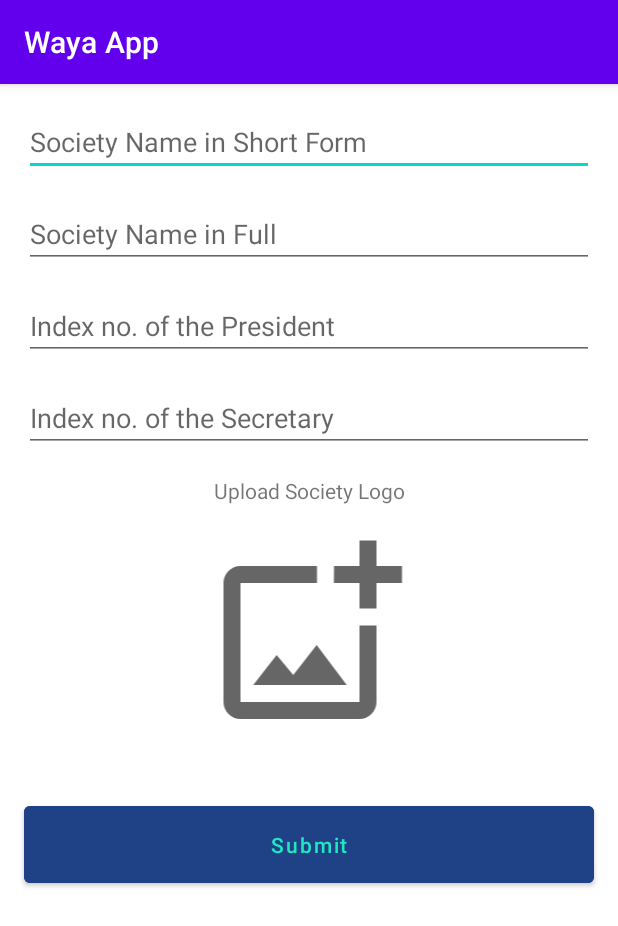
After one commit to sachinthadilshann/WayaApp, an Android app: the CreateSocietyActivity screen opened directly, with no data from a screen before it, on a phone screen of 412 x 824 dp. The commit adds this screen. Shown: the top 926 px of the screen. Run offline under Robolectric (Android 15) with nearby library versions, the phone set to English and light mode, and no system bars; our stand-ins replace Firebase (no records; nobody signed in at launch, a user with empty details on screens opened directly), Picasso; pictures from the network do not load.

Commit message:
Create Society

```diff
--- a/app/src/main/java/com/seproject/wayaapp/MainActivity.java
+++ b/app/src/main/java/com/seproject/wayaapp/MainActivity.java
@@ -10,8 +10,10 @@ import android.os.Bundle;
 import android.view.View;
 import android.widget.RelativeLayout;
 
+import com.seproject.wayaapp.activities.SocietiesActivity;
+
 public class MainActivity extends AppCompatActivity {
-    RelativeLayout PProfile,DDownloads,NNotice,LLMS,AAbout,WWebsite;
+    RelativeLayout PProfile,DDownloads,NNotice,SSocieties,LLMS,AAbout,WWebsite;
 
 
     @Override
@@ -21,6 +23,7 @@ public class MainActivity extends AppCompatActivity {
 
         PProfile = (RelativeLayout) findViewById(R.id.profile);
         DDownloads =(RelativeLayout) findViewById(R.id.Downloads1);
+        SSocieties =(RelativeLayout) findViewById(R.id.societies1);
         NNotice = (RelativeLayout) findViewById(R.id.notice1);
         LLMS = (RelativeLayout) findViewById(R.id.lms);
         WWebsite = (RelativeLayout) findViewById(R.id.website);
@@ -30,6 +33,7 @@ public class MainActivity extends AppCompatActivity {
 
         PProfile.setOnClickListener(v -> startActivity(new Intent(getApplicationContext(),Profile.class)));
         DDownloads.setOnClickListener(v -> startActivity(new Intent(getApplicationContext(),Downloads.class)));
+        SSocieties.setOnClickListener(v -> startActivity(new Intent(getApplicationContext(), SocietiesActivity.class)));
         NNotice.setOnClickListener(v -> startActivity(new Intent(getApplicationContext(),Notice.class)));
         LLMS.setOnClickListener(v -> startActivity(new Intent(getApplicationContext(),LMS.class)));
         WWebsite.setOnClickListener(v -> startActivity(new Intent(getApplicationContext(),Website.class)));
--- /dev/null
+++ b/app/src/main/java/com/seproject/wayaapp/activities/CreateSocietyActivity.java
@@ -0,0 +1,173 @@
+package com.seproject.wayaapp.activities;
+
+import androidx.annotation.NonNull;
+import androidx.appcompat.app.AppCompatActivity;
+
+import android.app.Activity;
+import android.app.ProgressDialog;
+import android.content.Intent;
+import android.net.Uri;
+import android.os.Bundle;
+import android.provider.MediaStore;
+
+import android.view.View;
+import android.widget.Button;
+import android.widget.EditText;
+import android.widget.ImageView;
+import android.widget.ProgressBar;
+import android.widget.Toast;
+
+import com.google.android.gms.tasks.OnFailureListener;
+import com.google.android.gms.tasks.OnSuccessListener;
+import com.google.firebase.auth.FirebaseAuth;
+import com.google.firebase.auth.FirebaseUser;
+import com.google.firebase.firestore.DocumentReference;
+import com.google.firebase.firestore.FirebaseFirestore;
+import com.google.firebase.storage.FirebaseStorage;
+import com.google.firebase.storage.StorageReference;
+import com.google.firebase.storage.UploadTask;
+
+
+
+import com.seproject.wayaapp.R;
+
+import com.squareup.picasso.Picasso;
+
+import java.util.HashMap;
+import java.util.Map;
+import java.util.Objects;
+
+public class CreateSocietyActivity extends AppCompatActivity {
+
+    EditText id,name,pId, sId;
+    Button createSocBtn;
+    ImageView societyLogo;
+    FirebaseAuth fAuth;
+    ProgressBar progressBar;
+    FirebaseFirestore fStore;
+    FirebaseUser user;
+    StorageReference storageReference;
+
+    @Override
+    protected void onCreate(Bundle savedInstanceState) {
+        super.onCreate(savedInstanceState);
+        setContentView(R.layout.activity_create_society);
+
+        id = findViewById(R.id.society_id);
+        name = findViewById(R.id.society_name);
+        pId = findViewById(R.id.president_id);
+        sId = findViewById(R.id.secretary_id);
+        createSocBtn = findViewById(R.id.society_submit_btn);
+        societyLogo = findViewById(R.id.society_img_upload);
+
+        fAuth = FirebaseAuth.getInstance();
+        fStore = FirebaseFirestore.getInstance();
+        user = fAuth.getCurrentUser();
+        storageReference = FirebaseStorage.getInstance().getReference();
+        progressBar = findViewById(R.id.progressBar2);
+
+
+        societyLogo.setOnClickListener(new View.OnClickListener() {
+            @Override
+            public void onClick(View v) {
+                if(id.getText().toString().isEmpty()){
+                    Toast.makeText(CreateSocietyActivity.this, "Enter Society Name First", Toast.LENGTH_SHORT).show();
+                    return;
+                }
+                Intent openGalleryIntent = new Intent(Intent.ACTION_PICK, MediaStore.Images.Media.EXTERNAL_CONTENT_URI);
+                startActivityForResult(openGalleryIntent,1000);
+            }
+        });
+
+
+        createSocBtn.setOnClickListener(new View.OnClickListener() {
+            @Override
+            public void onClick(View v) {
+                final String nname = name.getText().toString();
+                final String ppId = pId.getText().toString();
+                final String ssId = sId.getText().toString();
+                final String iid = id.getText().toString();
+
+                if(nname.isEmpty() || ppId.isEmpty() || ssId.isEmpty()){
+                    Toast.makeText(CreateSocietyActivity.this, "One or Many fields are empty.", Toast.LENGTH_SHORT).show();
+                    return;
+                }
+
+                if(!ppId.matches("[0-9]+") || !ssId.matches("[0-9]+") || ppId.length()!=6|| ssId.length()!=6){
+                    Toast.makeText(CreateSocietyActivity.this, "One or Many Index numbers are invalid.", Toast.LENGTH_SHORT).show();
+                    return;
+                }
+
+                progressBar.setVisibility((View.VISIBLE));
+                final String finalid = removeNonAlphanumeric(iid);
+
+                DocumentReference docRef = fStore.collection("societies/").document(finalid);
+                Map<String,Object> edited = new HashMap<>();
+                edited.put("id",finalid);
+                edited.put("name",name.getText().toString());
+                edited.put("pId",pId.getText().toString().trim());
+                edited.put("sId",sId.getText().toString().trim());
+                docRef.set(edited).addOnSuccessListener(new OnSuccessListener<Void>() {
+                    @Override
+                    public void onSuccess(Void aVoid) {
+                        Toast.makeText(CreateSocietyActivity.this, "Society Created", Toast.LENGTH_SHORT).show();
+                        startActivity(new Intent(getApplicationContext(), SocietiesActivity.class));
+                        finish();
+                    }
+                });
+                Toast.makeText(CreateSocietyActivity.this, "Successful.", Toast.LENGTH_SHORT).show();
+
+
+            }
+        });
+
+
+    }
+
+    ProgressDialog dialog;
+
+
+    @Override
+    protected void onActivityResult(int requestCode, int resultCode, @androidx.annotation.Nullable Intent data) {
+
+        super.onActivityResult(requestCode, resultCode, data);
+        if(requestCode == 1000){
+            if(resultCode == Activity.RESULT_OK){
+                Uri imageUri = Objects.requireNonNull(data).getData();
+                uploadImageToFirebase(imageUri);
+                dialog = new ProgressDialog(this);
+                dialog.setMessage("Uploading");
+
+
+            }
+        }
+
+    }
+
+    private void uploadImageToFirebase(Uri imageUri) {
+        final String finalid = removeNonAlphanumeric(id.getText().toString());
+        final StorageReference fileRef = storageReference.child("societies/"+finalid+"/profile.jpg");
+        fileRef.putFile(imageUri).addOnSuccessListener(new OnSuccessListener<UploadTask.TaskSnapshot>() {
+            @Override
+            public void onSuccess(UploadTask.TaskSnapshot taskSnapshot) {
+                fileRef.getDownloadUrl().addOnSuccessListener(new OnSuccessListener<Uri>() {
+                    @Override
+                    public void onSuccess(Uri uri) {
+                        Picasso.get().load(uri).into(societyLogo);
+                    }
+                });
+            }
+        }).addOnFailureListener(new OnFailureListener() {
+            @Override
+            public void onFailure(@NonNull Exception e) {
+                Toast.makeText(getApplicationContext(), "Failed.", Toast.LENGTH_SHORT).show();
+            }
+        });
+
+    }
+
+    public static String removeNonAlphanumeric(String str) {
+        str = str.replaceAll("[^a-zA-Z0-9]", "");
+        return str;
+    }
+}
--- /dev/null
+++ b/app/src/main/res/drawable/addimage.xml
@@ -0,0 +1,10 @@
+<vector xmlns:android="http://schemas.android.com/apk/res/android"
+    android:width="24dp"
+    android:height="24dp"
+    android:viewportWidth="24"
+    android:viewportHeight="24"
+    android:tint="?attr/colorControlNormal">
+    <path
+        android:fillColor="@android:color/white"
+        android:pathData="M18,20L4,20L4,6h9L13,4L4,4c-1.1,0 -2,0.9 -2,2v14c0,1.1 0.9,2 2,2h14c1.1,0 2,-0.9 2,-2v-9h-2v9zM10.21,16.83l-1.96,-2.36L5.5,18h11l-3.54,-4.71zM20,4L20,1h-2v3h-3c0.01,0.01 0,2 0,2h3v2.99c0.01,0.01 2,0 2,0L20,6h3L23,4h-3z"/>
+</vector>
--- /dev/null
+++ b/app/src/main/res/layout/activity_create_society.xml
@@ -0,0 +1,99 @@
+<?xml version="1.0" encoding="utf-8"?>
+<androidx.constraintlayout.widget.ConstraintLayout xmlns:android="http://schemas.android.com/apk/res/android"
+    xmlns:app="http://schemas.android.com/apk/res-auto"
+    xmlns:tools="http://schemas.android.com/tools"
+    android:layout_width="match_parent"
+    android:layout_height="match_parent"
+    tools:context=".activities.CreateSocietyActivity">
+
+    <ImageView
+        android:id="@+id/society_img_upload"
+        android:layout_width="138dp"
+        android:layout_height="136dp"
+        android:layout_margin="16dp"
+        app:layout_constraintBottom_toTopOf="@+id/society_submit_btn"
+        app:layout_constraintEnd_toEndOf="parent"
+        app:layout_constraintHorizontal_bias="0.498"
+        app:layout_constraintStart_toStartOf="parent"
+        app:layout_constraintTop_toBottomOf="@+id/textView"
+        app:layout_constraintVertical_bias="0.074"
+        app:srcCompat="@drawable/addimage" />
+
+    <EditText
+        android:id="@+id/society_id"
+        android:layout_width="match_parent"
+        android:layout_height="wrap_content"
+        android:layout_margin="16dp"
+        android:hint="Society Name in Short Form"
+        app:layout_constraintTop_toTopOf="parent"
+        tools:layout_editor_absoluteX="16dp" />
+
+    <EditText
+        android:id="@+id/society_name"
+        android:layout_width="match_parent"
+        android:layout_height="wrap_content"
+        android:layout_margin="16dp"
+        android:hint="Society Name in Full"
+        app:layout_constraintEnd_toEndOf="@+id/society_id"
+        app:layout_constraintStart_toStartOf="@+id/society_id"
+        app:layout_constraintTop_toBottomOf="@+id/society_id" />
+
+    <EditText
+        android:id="@+id/president_id"
+        android:layout_width="match_parent"
+        android:layout_height="wrap_content"
+        android:layout_margin="16dp"
+        android:hint="Index no. of the President"
+        app:layout_constraintEnd_toEndOf="@+id/society_name"
+        app:layout_constraintStart_toStartOf="@+id/society_name"
+        app:layout_constraintTop_toBottomOf="@+id/society_name" />
+
+    <EditText
+        android:id="@+id/secretary_id"
+        android:layout_width="match_parent"
+        android:layout_height="wrap_content"
+        android:layout_margin="16dp"
+        android:hint="Index no. of the Secretary"
+        app:layout_constraintEnd_toEndOf="@+id/president_id"
+        app:layout_constraintStart_toStartOf="@+id/president_id"
+        app:layout_constraintTop_toBottomOf="@+id/president_id" />
+
+    <Button
+        android:id="@+id/society_submit_btn"
+        android:layout_width="match_parent"
+        android:layout_height="wrap_content"
+        android:layout_margin="16dp"
+        android:backgroundTint="#1F4287"
+        android:padding="16dp"
+        android:text="Submit"
+        android:textAllCaps="false"
+        android:textColor="#21E6C1"
+        app:layout_constraintBottom_toBottomOf="parent"
+        app:layout_constraintStart_toStartOf="@+id/secretary_id"
+        app:layout_constraintTop_toBottomOf="@+id/secretary_id" />
+
+    <TextView
+        android:id="@+id/textView"
+        android:layout_width="match_parent"
+        android:layout_height="wrap_content"
+        android:layout_margin="16dp"
+        android:text="Upload Society Logo"
+        android:textAlignment="center"
+        app:layout_constraintTop_toBottomOf="@+id/secretary_id"
+        tools:layout_editor_absoluteX="16dp"></TextView>
+
+    <ProgressBar
+        android:id="@+id/progressBar2"
+        style="?android:attr/progressBarStyle"
+        android:layout_width="wrap_content"
+        android:layout_height="wrap_content"
+        android:visibility="invisible"
+        app:layout_constraintBottom_toBottomOf="parent"
+        app:layout_constraintEnd_toEndOf="parent"
+        app:layout_constraintHorizontal_bias="0.498"
+        app:layout_constraintStart_toStartOf="parent"
+        app:layout_constraintTop_toBottomOf="@+id/society_submit_btn"
+        app:layout_constraintVertical_bias="0.434" />
+
+
+</androidx.constraintlayout.widget.ConstraintLayout>
--- a/app/src/main/res/layout/activity_main.xml
+++ b/app/src/main/res/layout/activity_main.xml
@@ -246,7 +246,7 @@
                 </RelativeLayout>
 
                 <RelativeLayout
-                    android:id="@+id/profile"
+                    android:id="@+id/societies1"
                     android:layout_width="match_parent"
                     android:layout_height="100dp"
                     android:layout_marginStart="5dp"
```
Also changed, not shown: app/src/main/AndroidManifest.xml (+14 -0 lines), app/src/main/java/com/seproject/wayaapp/activities/SocietiesActivity.java (added, +25 -0 lines), app/src/main/res/layout/activity_societies.xml (added, +25 -0 lines).
